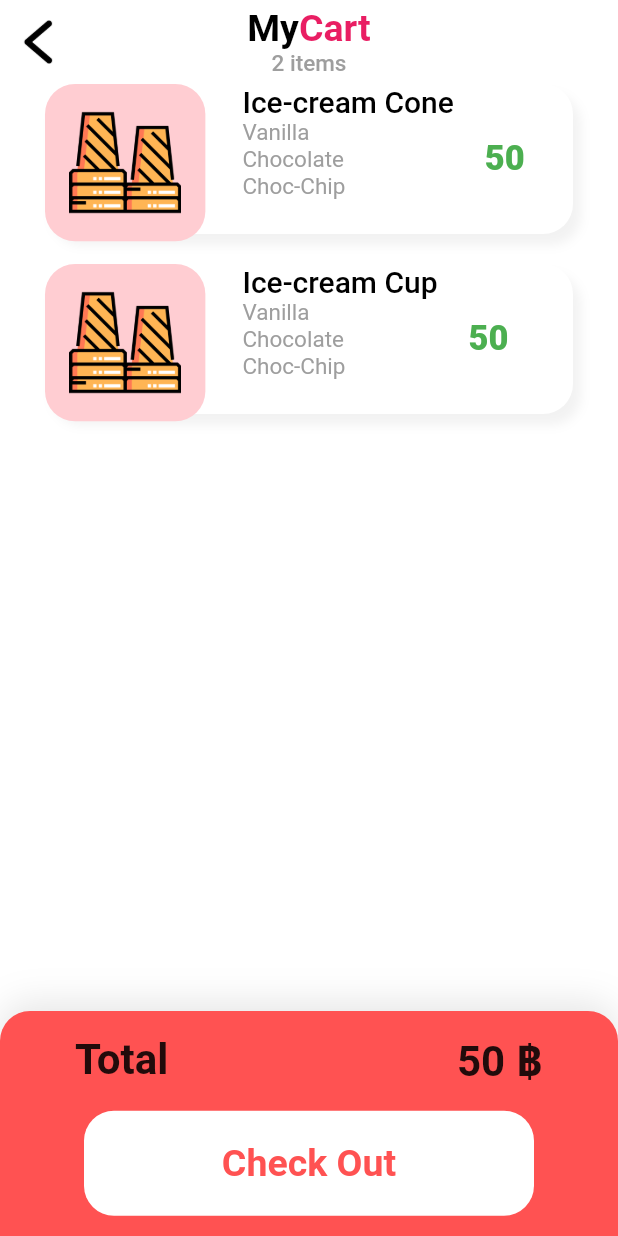
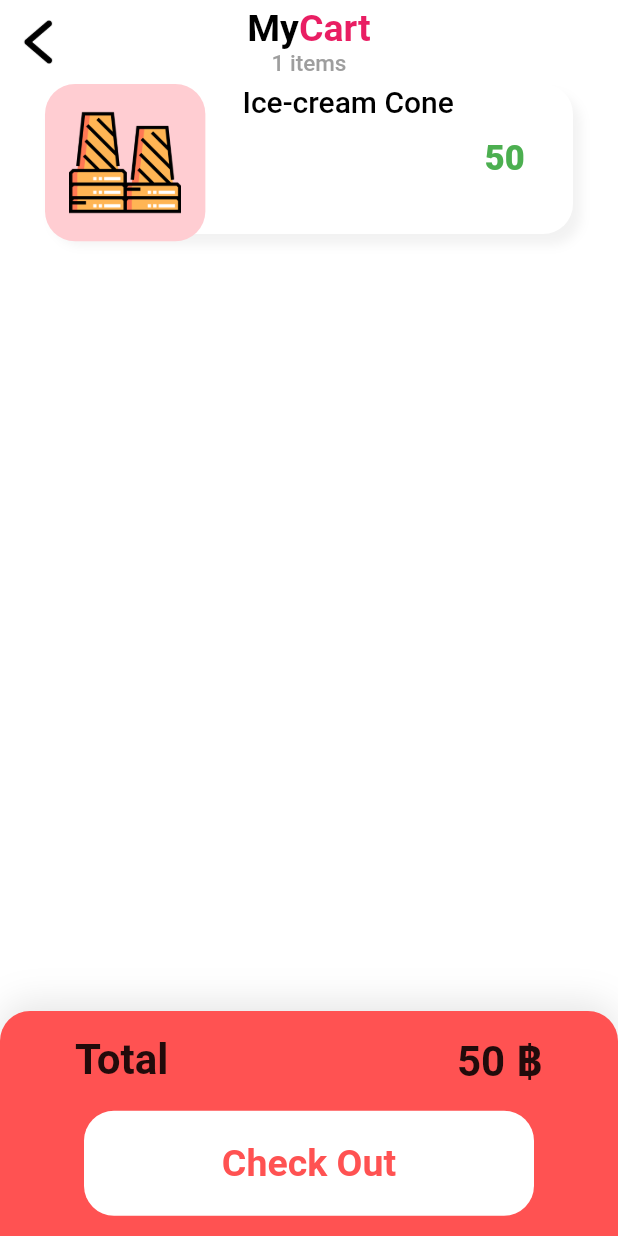
Before and after one commit to MxMhx/Smile-Dessert, a Flutter app: the CartScreen screen opened directly, on a phone screen of 412 x 824 dp. Run offline on Flutter 3.47's test engine with Material 2 defaults, Android fonts, the light colour scheme and no system bars; missing offline and left inert: dart:ffi; network calls fail.

Commit message:
first commit

```diff
--- a/lib/cart/cart.dart
+++ b/lib/cart/cart.dart
@@ -156,6 +156,7 @@ class CartPageBody extends StatefulWidget {
 }
 
 class _CartPageBodyState extends State<CartPageBody> {
+  //ดึงข้อมูลมาจ้าา
   @override
   void initState() {
     super.initState();
@@ -233,21 +234,21 @@ class _CartPageBodyState extends State<CartPageBody> {
                                 fontWeight: FontWeight.w500),
                           ),
                           Text(
-                            'Vanilla',
+                            cartinfo.subtitle1.toString(),
                             style: TextStyle(
                                 color: Colors.grey,
                                 fontSize: 15,
                                 fontWeight: FontWeight.w400),
                           ),
                           Text(
-                            'Chocolate',
+                            cartinfo.subtitle2.toString(),
                             style: TextStyle(
                                 color: Colors.grey,
                                 fontSize: 15,
                                 fontWeight: FontWeight.w400),
                           ),
                           Text(
-                            'Choc-Chip',
+                            cartinfo.subtitle3.toString(),
                             style: TextStyle(
                                 color: Colors.grey,
                                 fontSize: 15,
--- a/lib/main.dart
+++ b/lib/main.dart
@@ -20,3 +20,4 @@ class smiledessert extends StatelessWidget {
     );
   }
 }
+//flutter build apk
--- a/lib/models/Cartinfo.dart
+++ b/lib/models/Cartinfo.dart
@@ -15,6 +15,10 @@ class CardCart {
 }
 
 List<CardCart> productlist = [
-  CardCart(title: 'Ice-cream Cone', subtitle1: 'Vanilla', prices: 20),
-  CardCart(title: 'Ice-cream Cup', subtitle1: 'Chocolate', prices: 20)
+  CardCart(
+      title: 'Ice-cream Cone',
+      subtitle1: whatisflavorconetext,
+      subtitle2: whatisflavorconetext2,
+      subtitle3: whatisflavorconetext3,
+      prices: 20),
 ];
--- a/pubspec.yaml
+++ b/pubspec.yaml
@@ -36,6 +36,11 @@ dependencies:
   cupertino_icons: ^1.0.2
   flutter_launcher_icons: ^0.9.2
   http: ^0.13.4
+
+flutter_icons:
+  android: true
+  image_path: "image/smiledessert_logo.png"
+  #flutter pub run flutter_launcher_icons:main
 
 dev_dependencies:
   flutter_test:
```
Also changed, not shown: image/logo smile.jpg (deleted), image/smiledessert_logo.png (added), 5 other files.
